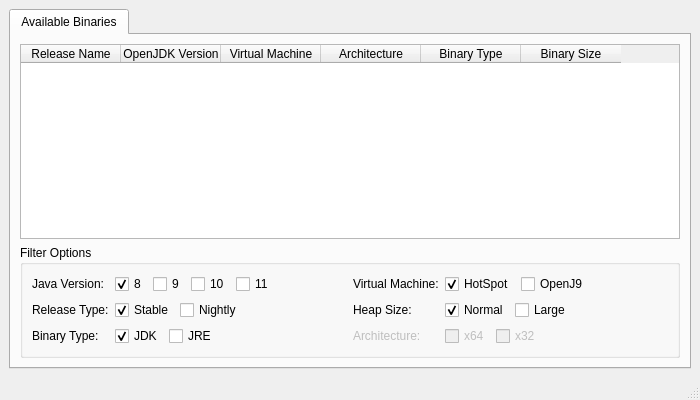
The window that interface.ui (spikespaz-archives/archive-bundles) describes before a commit, drawn with Qt 5.
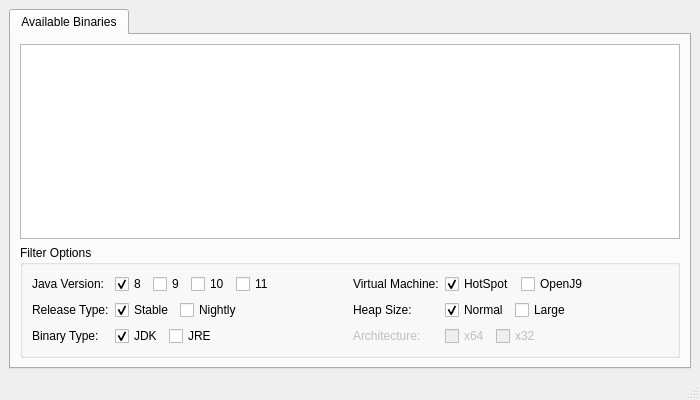
The same window after the commit.

Commit message: Replace type of binaries table for view/model paradigm

```diff
--- a/interface.ui
+++ b/interface.ui
@@ -26,37 +26,10 @@
        </attribute>
        <layout class="QVBoxLayout" name="verticalLayout_2">
         <item>
-         <widget class="QTableWidget" name="availableBinariesTable">
-          <column>
-           <property name="text">
-            <string>Release Name</string>
-           </property>
-          </column>
-          <column>
-           <property name="text">
-            <string>OpenJDK Version</string>
-           </property>
-          </column>
-          <column>
-           <property name="text">
-            <string>Virtual Machine</string>
-           </property>
-          </column>
-          <column>
-           <property name="text">
-            <string>Architecture</string>
-           </property>
-          </column>
-          <column>
-           <property name="text">
-            <string>Binary Type</string>
-           </property>
-          </column>
-          <column>
-           <property name="text">
-            <string>Binary Size</string>
-           </property>
-          </column>
+         <widget class="QTableView" name="availableBinariesTableView">
+          <property name="editTriggers">
+           <set>QAbstractItemView::NoEditTriggers</set>
+          </property>
          </widget>
         </item>
         <item>
```
The commit also changes 1 other file.
